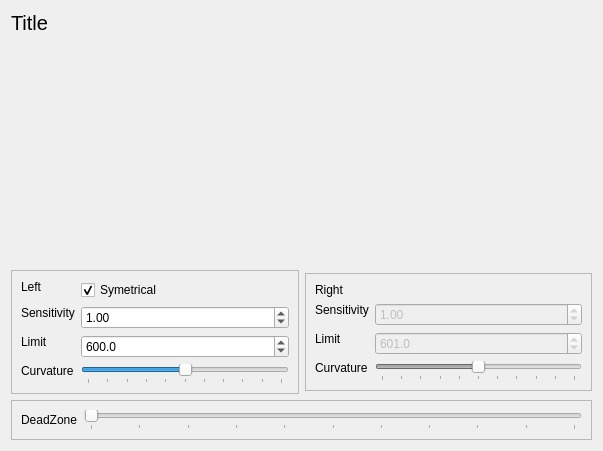
The window that src/qt_gui/scurve.ui (mavak/linux-track) describes before a commit, drawn with Qt 5.
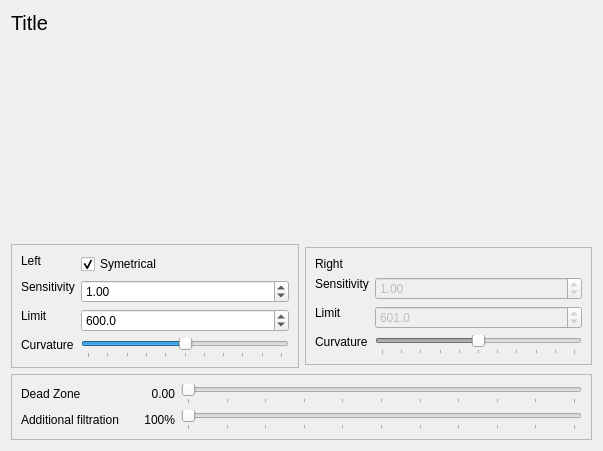
The same window after the commit.

What changed in the file:
```diff
--- a/src/qt_gui/scurve.ui
+++ b/src/qt_gui/scurve.ui
@@ -375,30 +375,60 @@
    </item>
    <item>
     <widget class="QFrame" name="frame_3">
-     <property name="sizePolicy">
-      <sizepolicy hsizetype="Minimum" vsizetype="Maximum">
-       <horstretch>0</horstretch>
-       <verstretch>0</verstretch>
-      </sizepolicy>
-     </property>
      <property name="frameShape">
       <enum>QFrame::StyledPanel</enum>
      </property>
-     <layout class="QHBoxLayout" name="horizontalLayout_4">
+     <property name="frameShadow">
+      <enum>QFrame::Raised</enum>
+     </property>
+     <layout class="QHBoxLayout" name="horizontalLayout">
       <item>
+       <layout class="QGridLayout" name="gridLayout">
+        <item row="0" column="1">
        <widget class="QLabel" name="SCDZoneLabel">
         <property name="sizePolicy">
-         <sizepolicy hsizetype="Preferred" vsizetype="Maximum">
+           <sizepolicy hsizetype="Fixed" vsizetype="Preferred">
           <horstretch>0</horstretch>
           <verstretch>0</verstretch>
          </sizepolicy>
         </property>
+          <property name="minimumSize">
+           <size>
+            <width>50</width>
+            <height>0</height>
+           </size>
+          </property>
         <property name="text">
-         <string>DeadZone</string>
-        </property>
-       </widget>
-      </item>
-      <item>
+           <string>0.00</string>
+          </property>
+          <property name="alignment">
+           <set>Qt::AlignRight|Qt::AlignTrailing|Qt::AlignVCenter</set>
+          </property>
+         </widget>
+        </item>
+        <item row="1" column="1">
+         <widget class="QLabel" name="SCFilterLabel">
+          <property name="sizePolicy">
+           <sizepolicy hsizetype="Fixed" vsizetype="Preferred">
+            <horstretch>0</horstretch>
+            <verstretch>0</verstretch>
+           </sizepolicy>
+          </property>
+          <property name="minimumSize">
+           <size>
+            <width>50</width>
+            <height>0</height>
+           </size>
+          </property>
+          <property name="text">
+           <string>100%</string>
+          </property>
+          <property name="alignment">
+           <set>Qt::AlignRight|Qt::AlignTrailing|Qt::AlignVCenter</set>
+          </property>
+         </widget>
+        </item>
+        <item row="0" column="2">
        <widget class="QSlider" name="SCDeadZone">
         <property name="maximum">
          <number>100</number>
@@ -413,6 +443,41 @@
          <number>10</number>
         </property>
        </widget>
+        </item>
+        <item row="1" column="2">
+         <widget class="QSlider" name="SCFilterSlider">
+          <property name="minimum">
+           <number>0</number>
+          </property>
+          <property name="maximum">
+           <number>100</number>
+          </property>
+          <property name="orientation">
+           <enum>Qt::Horizontal</enum>
+          </property>
+          <property name="tickPosition">
+           <enum>QSlider::TicksBelow</enum>
+          </property>
+          <property name="tickInterval">
+           <number>10</number>
+          </property>
+         </widget>
+        </item>
+        <item row="0" column="0">
+         <widget class="QLabel" name="label_4">
+          <property name="text">
+           <string>Dead Zone</string>
+          </property>
+         </widget>
+        </item>
+        <item row="1" column="0">
+         <widget class="QLabel" name="label_5">
+          <property name="text">
+           <string>Additional filtration</string>
+          </property>
+         </widget>
+        </item>
+       </layout>
       </item>
      </layout>
     </widget>
```
Lines whose indentation alone changed are shown as unchanged.
